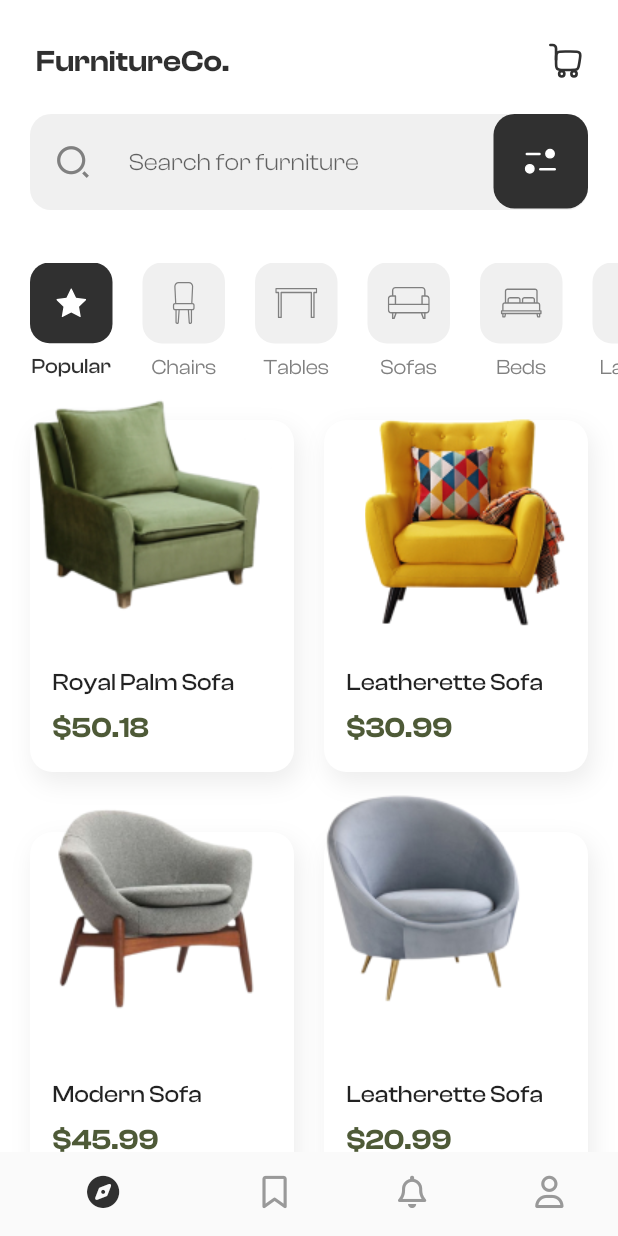
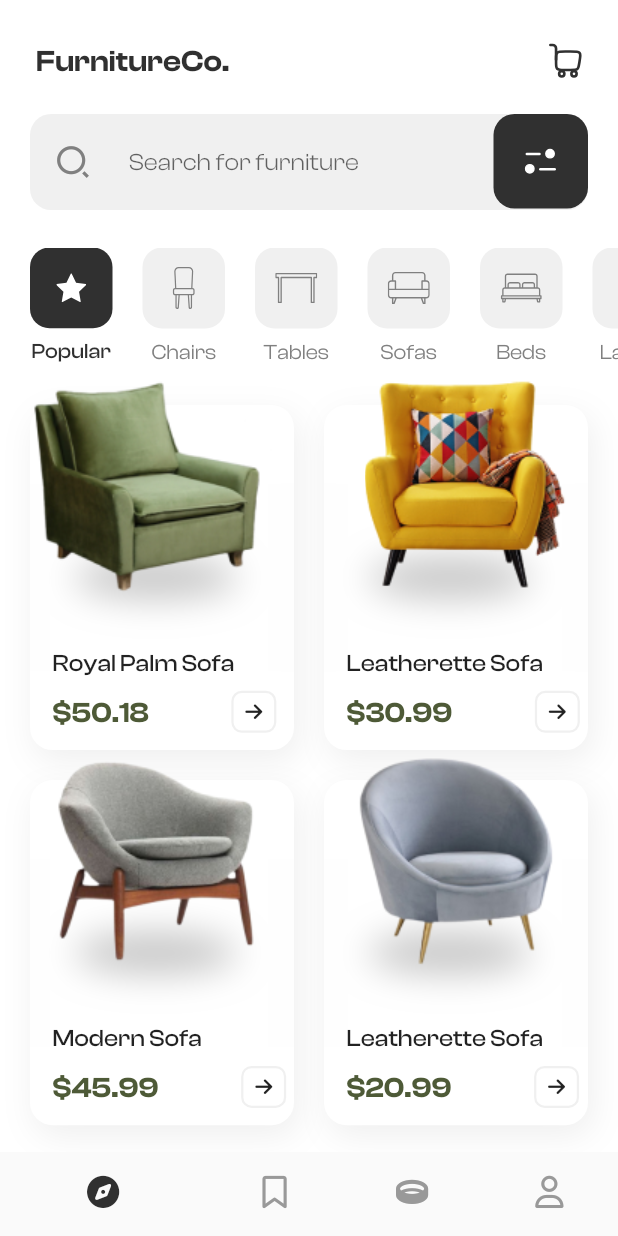
Before and after one commit to Aditya1402/FlutterDaily, a Flutter app: the screen it shows after launch, on a phone screen of 412 x 824 dp. Run offline on Flutter 3.47's test engine with Material 2 defaults, Android fonts, the phone set to English and light mode, and no system bars; drawn by our look-alikes of blur; our stand-ins replace flutter_svg, font_awesome_flutter.

Commit message:
Minor changes

```diff
--- a/day02/lib/Screens/home_page.dart
+++ b/day02/lib/Screens/home_page.dart
@@ -49,7 +49,7 @@ class HomePage extends StatelessWidget {
             child: SearchBar(),
           ),
 
-          SizedBox(height: 15,),
+          SizedBox(height: 5,),
 
           Selector(),
 
--- a/day02/lib/widgets/HomePage/bottomNavBar.dart
+++ b/day02/lib/widgets/HomePage/bottomNavBar.dart
@@ -20,7 +20,7 @@ class NavBar extends StatelessWidget {
           BottomNavigationBarItem(
               icon: Icon(FontAwesomeIcons.bookmark), label: "Bookmarks"),
           BottomNavigationBarItem(
-              icon: Icon(FontAwesomeIcons.bell), label: "Reminder"),
+              icon: Icon(FontAwesomeIcons.ring), label: "Reminder"),
           BottomNavigationBarItem(
               icon: Icon(FontAwesomeIcons.user), label: "Profile"),
         ]);
--- a/day02/lib/widgets/HomePage/products.dart
+++ b/day02/lib/widgets/HomePage/products.dart
@@ -1,32 +1,37 @@
+// ignore_for_file: prefer_const_constructors
+
+import 'package:blur/blur.dart';
 import 'package:day02/palette.dart';
 import 'package:flutter/material.dart';
+import 'package:flutter_svg/flutter_svg.dart';
+import 'package:font_awesome_flutter/font_awesome_flutter.dart';
 
 class Products extends StatelessWidget {
-
-  List images = const[
+  List images = const [
     "assets/images/sofa1.png",
     "assets/images/sofa2.png",
     "assets/images/sofa3.png",
     "assets/images/sofa4.png",
   ];
 
-  List <List<String>>labels = const[
-    ["Royal Palm Sofa","\$50.18"],
-    ["Leatherette Sofa","\$30.99"],
-    ["Modern Sofa","\$45.99"],
-    ["Leatherette Sofa","\$20.99"]
+  List<List<String>> labels = const [
+    ["Royal Palm Sofa", "\$50.18"],
+    ["Leatherette Sofa", "\$30.99"],
+    ["Modern Sofa", "\$45.99"],
+    ["Leatherette Sofa", "\$20.99"]
   ];
 
   @override
   Widget build(BuildContext context) {
     return Expanded(
       child: GridView.builder(
+          physics: NeverScrollableScrollPhysics(),
           padding: EdgeInsets.all(20),
           gridDelegate: const SliverGridDelegateWithMaxCrossAxisExtent(
-              maxCrossAxisExtent: 200,
+              maxCrossAxisExtent: 180,
               crossAxisSpacing: 20,
-              childAspectRatio: 1.5 / 2,
-              mainAxisSpacing: 40),
+              childAspectRatio: 1.53 / 2,
+              mainAxisSpacing: 20),
           itemCount: 4,
           itemBuilder: (BuildContext ctx, index) {
             return Container(
@@ -36,9 +41,9 @@ class Products extends StatelessWidget {
                     boxShadow: [
                       BoxShadow(
                           offset: Offset.fromDirection(-2, -7.5),
-                          color: Color.fromARGB(255, 237, 237, 237),
-                          spreadRadius: 0.2,
-                          blurRadius: 13)
+                          color: Color.fromARGB(255, 239, 239, 239),
+                          spreadRadius: 0.15,
+                          blurRadius: 18)
                     ],
                     color: Colors.white,
                     borderRadius: BorderRadius.circular(15)),
@@ -46,50 +51,51 @@ class Products extends StatelessWidget {
                   overflow: Overflow.visible,
                   alignment: Alignment.topCenter,
                   children: [
+                    Blur(
+                        blur: 12,
+                        child: SvgPicture.asset("assets/images/shadow.svg")),
                     Positioned(
-                        bottom:
-                        95,
+                        bottom: index == 1
+                            ? 53
+                            : (index == 3 ? 46 : (index == 2 ? 35 : 40)),
                         right: 15,
                         child: Image.asset(images[index])),
-
                     Positioned(
                       left: 15,
-                      top: 165,
+                      top: 110,
                       child: Column(
                         crossAxisAlignment: CrossAxisAlignment.start,
-                        children:
-                        [
-                          Text(labels[index][0],
+                        children: [
+                          Text(
+                            labels[index][0],
                             style: TextStyle(
-                            fontWeight: FontWeight.w500,
-                            fontSize: 16
-                          ),),
-
-                          SizedBox(height: 8,),
-
+                                fontWeight: FontWeight.w500, fontSize: 16),
+                          ),
+                          SizedBox(
+                            height: 8,
+                          ),
                           Row(
-                            children:
-                            [
+                            children: [
                               Text(labels[index][1],
                                   style: TextStyle(
                                       fontWeight: FontWeight.w600,
                                       color: Color(0xFF4E5A37),
-                            fontSize: 19
-                          )
-                              ),
+                                      fontSize: 19)),
 
 
                               Container(
-                              decoration: BoxDecoration
-                              (
-                                color: Palette.secondary,
-                                borderRadius: BorderRadius.circular(5),
-
+                                margin: EdgeInsets.only(left: 55),
+                                height: 28,
+                                width: 30,
+                                decoration: BoxDecoration(
+                                  border: Border.all(color: Palette.secondary,width: 1.5),
+                                  color: Colors.white,
+                                  borderRadius: BorderRadius.circular(7),
                                 ),
+                                child: Center(child: Icon(FontAwesomeIcons.arrowRight,size: 13,)),
                               )
                             ],
                           )
-
                         ],
                       ),
                     )
--- a/day02/pubspec.yaml
+++ b/day02/pubspec.yaml
@@ -36,6 +36,7 @@ dependencies:
   cupertino_icons: ^1.0.2
   font_awesome_flutter: ^10.1.0
   flutter_svg: ^1.0.3
+  blur: ^3.1.0
 
 dev_dependencies:
   flutter_test:
```
Also changed, not shown: day02/assets/images/shadow.png (added), day02/assets/images/shadow.svg (added), day02/assets/images/sofa4.png, day02/pubspec.lock. Lines whose indentation alone changed are shown as unchanged.
